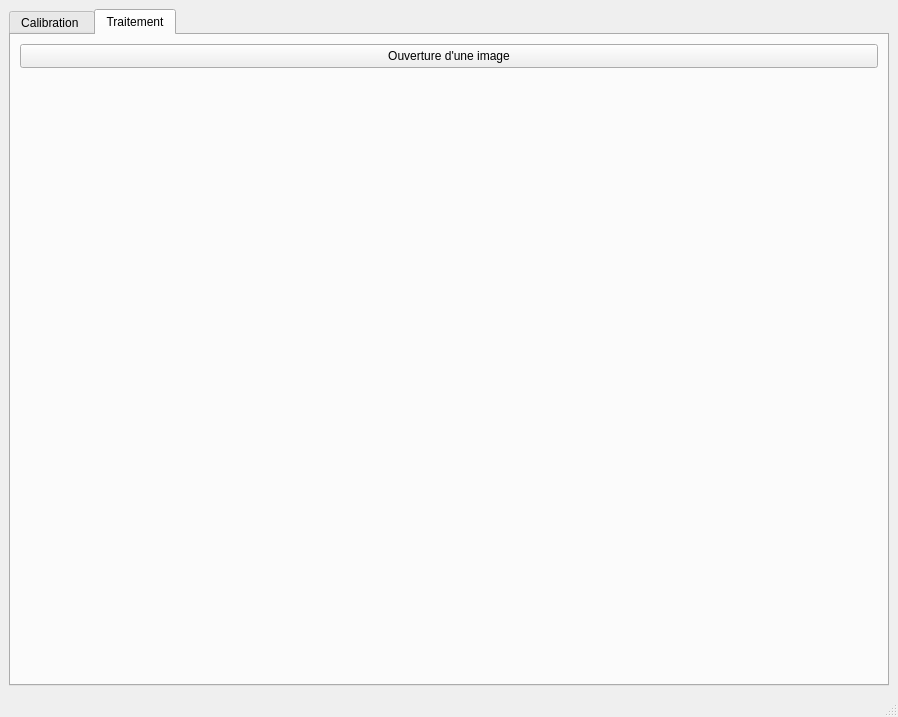
First picture: the form in mainwindow.ui, repository siul1400/QT_IET, before the edit.
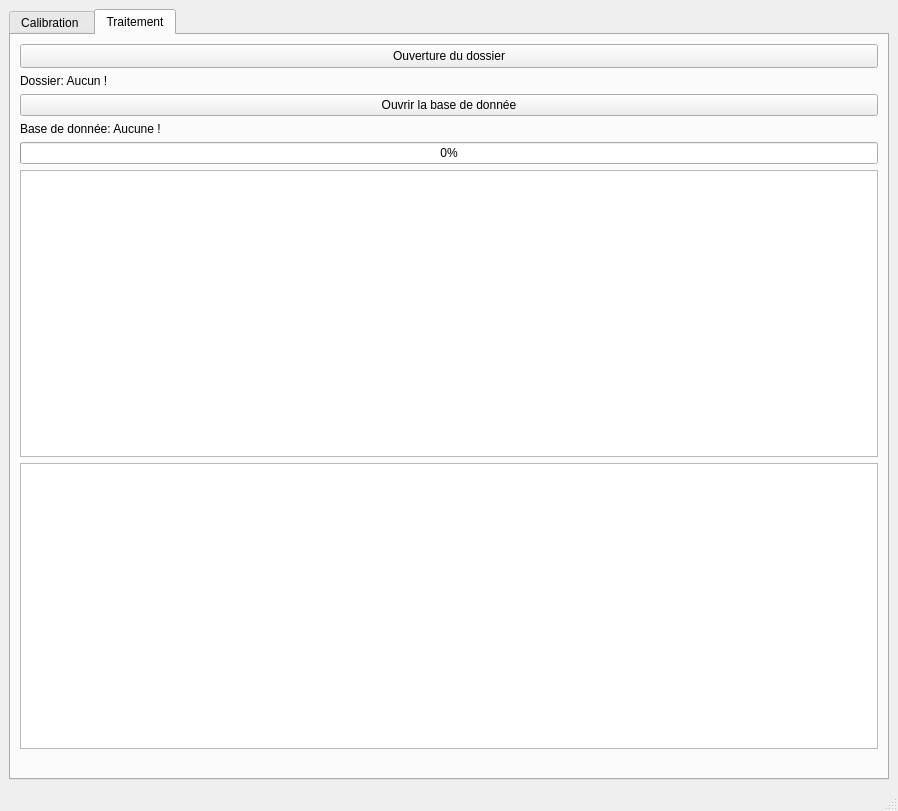
Second picture: the form after the edit.

```diff
--- a/mainwindow.ui
+++ b/mainwindow.ui
@@ -7,7 +7,7 @@
     <x>0</x>
     <y>0</y>
     <width>898</width>
-    <height>717</height>
+    <height>811</height>
    </rect>
   </property>
   <property name="minimumSize">
@@ -152,6 +152,20 @@
         <string>Traitement</string>
        </attribute>
        <layout class="QGridLayout" name="gridLayout_3">
+        <item row="1" column="0">
+         <widget class="QLabel" name="label_6">
+          <property name="text">
+           <string>Dossier: Aucun !</string>
+          </property>
+         </widget>
+        </item>
+        <item row="7" column="0">
+         <widget class="QLabel" name="imageLabel">
+          <property name="text">
+           <string/>
+          </property>
+         </widget>
+        </item>
         <item row="0" column="0">
          <widget class="QPushButton" name="openFileButton">
           <property name="enabled">
@@ -170,14 +184,48 @@
            </size>
           </property>
           <property name="text">
-           <string>Ouverture d'une image</string>
+           <string>Ouverture du dossier</string>
           </property>
          </widget>
         </item>
-        <item row="1" column="0">
-         <widget class="QLabel" name="imageLabel">
+        <item row="4" column="0">
+         <widget class="QProgressBar" name="progressBar">
+          <property name="maximum">
+           <number>35</number>
+          </property>
+          <property name="value">
+           <number>0</number>
+          </property>
+         </widget>
+        </item>
+        <item row="5" column="0">
+         <widget class="QTableWidget" name="tableWidget">
+          <property name="editTriggers">
+           <set>QAbstractItemView::NoEditTriggers</set>
+          </property>
+          <property name="dragEnabled">
+           <bool>false</bool>
+          </property>
+         </widget>
+        </item>
+        <item row="3" column="0">
+         <widget class="QLabel" name="label_5">
           <property name="text">
-           <string/>
+           <string>Base de donnée: Aucune !</string>
+          </property>
+         </widget>
+        </item>
+        <item row="2" column="0">
+         <widget class="QPushButton" name="openDbButton">
+          <property name="text">
+           <string>Ouvrir la base de donnée</string>
+          </property>
+         </widget>
+        </item>
+        <item row="6" column="0">
+         <widget class="QTableWidget" name="tableWidget_2">
+          <property name="editTriggers">
+           <set>QAbstractItemView::NoEditTriggers</set>
           </property>
          </widget>
         </item>
```
